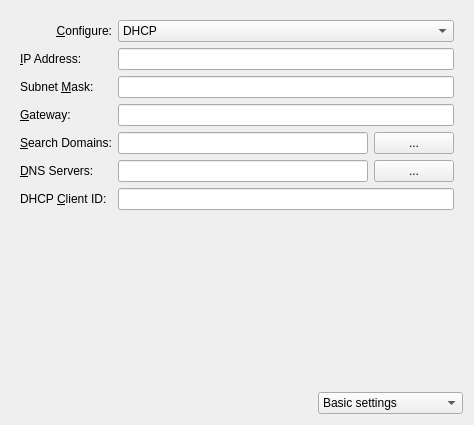
The window that libs/ui/ipv4.ui (KDE/networkmanagement) describes before a commit, drawn with Qt 5.
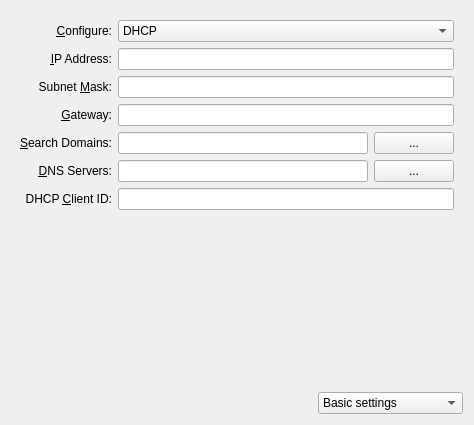
The same window after the commit. Custom widgets are drawn as their Qt base class.

Commit message: Fix label alignments

```diff
--- a/libs/ui/ipv4.ui
+++ b/libs/ui/ipv4.ui
@@ -71,6 +71,9 @@
          <property name="text">
           <string>&amp;IP Address:</string>
          </property>
+         <property name="alignment">
+          <set>Qt::AlignRight|Qt::AlignTrailing|Qt::AlignVCenter</set>
+         </property>
          <property name="buddy">
           <cstring>address</cstring>
          </property>
@@ -94,6 +97,9 @@
          <property name="text">
           <string>Subnet &amp;Mask:</string>
          </property>
+         <property name="alignment">
+          <set>Qt::AlignRight|Qt::AlignTrailing|Qt::AlignVCenter</set>
+         </property>
          <property name="buddy">
           <cstring>netMask</cstring>
          </property>
@@ -117,6 +123,9 @@
          <property name="text">
           <string>&amp;Gateway:</string>
          </property>
+         <property name="alignment">
+          <set>Qt::AlignRight|Qt::AlignTrailing|Qt::AlignVCenter</set>
+         </property>
          <property name="buddy">
           <cstring>gateway</cstring>
          </property>
@@ -140,6 +149,9 @@
          <property name="text">
           <string>&amp;Search Domains:</string>
          </property>
+         <property name="alignment">
+          <set>Qt::AlignRight|Qt::AlignTrailing|Qt::AlignVCenter</set>
+         </property>
          <property name="buddy">
           <cstring>dnsSearch</cstring>
          </property>
@@ -174,6 +186,9 @@
          <property name="textFormat">
           <enum>Qt::AutoText</enum>
          </property>
+         <property name="alignment">
+          <set>Qt::AlignRight|Qt::AlignTrailing|Qt::AlignVCenter</set>
+         </property>
          <property name="buddy">
           <cstring>dns</cstring>
          </property>
@@ -233,6 +248,9 @@
          <property name="text">
           <string>DHCP &amp;Client ID:</string>
          </property>
+         <property name="alignment">
+          <set>Qt::AlignRight|Qt::AlignTrailing|Qt::AlignVCenter</set>
+         </property>
          <property name="buddy">
           <cstring>dhcpClientId</cstring>
          </property>
```
